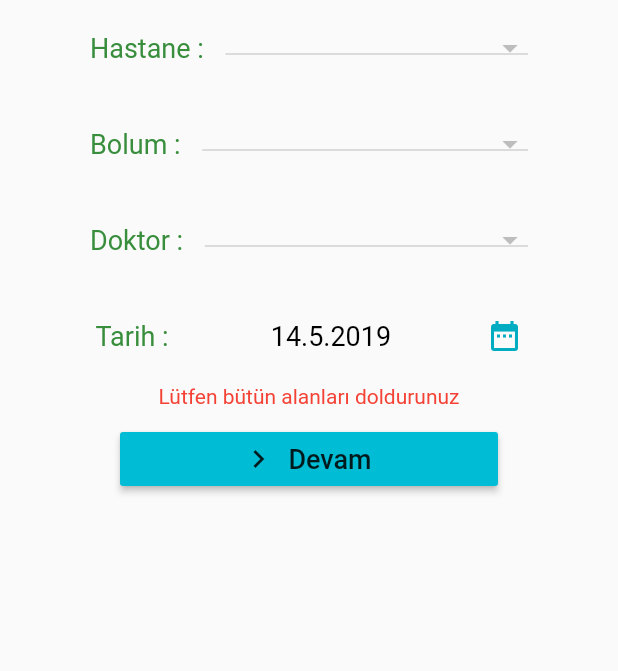
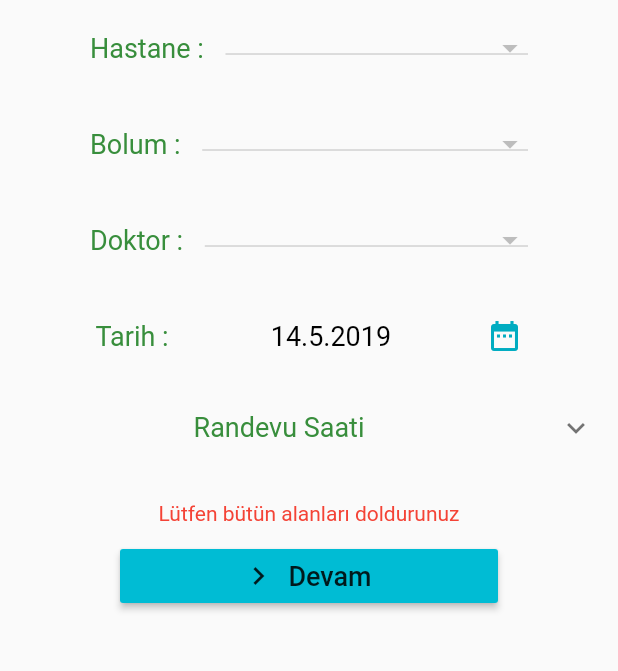
Before and after one commit to Osmancn/e_randevu, a Flutter app: the RandevuSayfasi screen opened by its route, after a tap on "Devam", on a phone screen of 412 x 824 dp, the part 186-857 px from its top. Run offline on Flutter 3.47's test engine with Material 2 defaults, Android fonts, the phone set to English and light mode, and no system bars; our stand-ins replace sqflite, synchronized; accounts and stored records are empty.

Commit message:
Randevu sayfası tamamlandı

```diff
--- a/lib/KayitOl.dart
+++ b/lib/KayitOl.dart
@@ -274,7 +274,7 @@ class _KayitOlState extends State<KayitOl> {
                     if (_KayitOnayla() && _cinsiyet != null) {
                       tcKontrol(_controllerTc.text.toString()).then((kontrol) {
                         if (kontrol) {
-                          var hasta = Hasta(_ad.toString(), _soyad, _tc, _sifre,
+                          var hasta = Hasta(_ad, _soyad, _controllerTc.text.toString(), _sifre,
                               _email, _cinsiyet);
                           hastaEkle(hasta).then((hastaID) {
                             Navigator.pushNamed(
--- a/lib/RandevuSayfasi.dart
+++ b/lib/RandevuSayfasi.dart
@@ -1,6 +1,8 @@
+import 'package:e_randevu/HastaAnaSayfa.dart';
 import 'package:e_randevu/models/Bolum.dart';
 import 'package:e_randevu/models/Doktor.dart';
 import 'package:e_randevu/models/Hastane.dart';
+import 'package:e_randevu/models/Randevu.dart';
 import 'package:e_randevu/utils/DBHelper.dart';
 import 'package:flutter/material.dart';
 
@@ -15,21 +17,40 @@ class _RandevuSayfasiState extends State<RandevuSayfasi> {
   Bolum _secilenBolum;
   Doktor _secilenDoktor;
   DateTime _secilenTarih = DateTime.now();
+  String _secilenTarihString = "";
+  int _secilenSaatId;
   List<DropdownMenuItem<Hastane>> _dDMenuItemHastane;
   List<DropdownMenuItem<Bolum>> _dDMenuItemBolum;
   List<DropdownMenuItem<Doktor>> _dDMenuItemDoktor;
+  List<String> saatAraligi;
+  List<bool> saatAktif;
 
   String _validator = "";
 
   @override
   void initState() {
     // TODO: implement initState
-    HastaleriGetir().then((hstneler){
+    HastaleriGetir().then((hstneler) {
       setState(() {
-        hastaneler=hstneler;
+        hastaneler = hstneler;
         _dDMenuItemHastane = getDropDownMenuHastane();
       });
     });
+    saatAraligi = List<String>(14);
+    saatAraligiGetir().then((value) {
+      setState(() {
+        saatAraligi = value;
+      });
+    });
+    setState(() {
+      _secilenTarihString = "" +
+          _secilenTarih.day.toString() +
+          "." +
+          _secilenTarih.month.toString() +
+          "." +
+          _secilenTarih.year.toString();
+    });
+    saatAktif = List<bool>(14);
     super.initState();
   }
 
@@ -40,6 +61,7 @@ class _RandevuSayfasiState extends State<RandevuSayfasi> {
       body: ListView(
         children: <Widget>[
           SizedBox(height: 40),
+          //Başlık
           Center(
             child: Text(
               "Randevu",
@@ -49,6 +71,7 @@ class _RandevuSayfasiState extends State<RandevuSayfasi> {
                   color: Colors.green),
             ),
           ),
+          //cbbox Hastane
           Container(
             margin: EdgeInsets.symmetric(horizontal: 60, vertical: 20),
             child: Row(
@@ -73,6 +96,7 @@ class _RandevuSayfasiState extends State<RandevuSayfasi> {
                           _dDMenuItemDoktor.clear();
                         _secilenDoktor = null;
                         _dDMenuItemBolum = getDropDownMenuBolum();
+                        _secilenSaatId = null;
                       });
                     },
                     value: _secilenHastane,
@@ -81,6 +105,7 @@ class _RandevuSayfasiState extends State<RandevuSayfasi> {
               ],
             ),
           ),
+          //cbbox Bolum
           Container(
             margin: EdgeInsets.symmetric(horizontal: 60, vertical: 20),
             child: Row(
@@ -103,6 +128,7 @@ class _RandevuSayfasiState extends State<RandevuSayfasi> {
                           _dDMenuItemDoktor.clear();
                         _secilenDoktor = null;
                         _dDMenuItemDoktor = getDropDownMenuDoktor();
+                        _secilenSaatId = null;
                       });
                     },
                     value: _secilenBolum,
@@ -111,6 +137,7 @@ class _RandevuSayfasiState extends State<RandevuSayfasi> {
               ],
             ),
           ),
+          //cbbox doktor
           Container(
             margin: EdgeInsets.symmetric(horizontal: 60, vertical: 20),
             child: Row(
@@ -128,7 +155,14 @@ class _RandevuSayfasiState extends State<RandevuSayfasi> {
                     items: _dDMenuItemDoktor,
                     onChanged: (value) {
                       setState(() {
+                        _secilenSaatId = null;
                         _secilenDoktor = value;
+                        saatAktifGetir(value.doktorID, _secilenTarihString)
+                            .then((value) {
+                          setState(() {
+                            saatAktif = value;
+                          });
+                        });
                       });
                     },
                     value: _secilenDoktor,
@@ -137,9 +171,8 @@ class _RandevuSayfasiState extends State<RandevuSayfasi> {
               ],
             ),
           ),
-          SizedBox(
-            height: 20,
-          ),
+          //Tarih
+          SizedBox(height: 20),
           Row(
             mainAxisAlignment: MainAxisAlignment.spaceEvenly,
             children: <Widget>[
@@ -148,12 +181,7 @@ class _RandevuSayfasiState extends State<RandevuSayfasi> {
                 style: TextStyle(fontSize: 18, color: Colors.green.shade700),
               ),
               Text(
-                "" +
-                    _secilenTarih.day.toString() +
-                    "." +
-                    _secilenTarih.month.toString() +
-                    "." +
-                    _secilenTarih.year.toString(),
+                _secilenTarihString,
                 style: TextStyle(fontSize: 18, color: Colors.black),
               ),
               GestureDetector(
@@ -171,7 +199,24 @@ class _RandevuSayfasiState extends State<RandevuSayfasi> {
                               DateTime.now().month + 3, DateTime.now().day))
                       .then((secilenTrh) {
                     setState(() {
-                      if (secilenTrh != null) _secilenTarih = secilenTrh;
+                      if (secilenTrh != null) {
+                        _secilenTarih = secilenTrh;
+                        _secilenSaatId = null;
+                      }
+                      _secilenTarihString = "" +
+                          _secilenTarih.day.toString() +
+                          "." +
+                          _secilenTarih.month.toString() +
+                          "." +
+                          _secilenTarih.year.toString();
+                      if (_secilenDoktor != null)
+                        saatAktifGetir(
+                                _secilenDoktor.doktorID, _secilenTarihString)
+                            .then((value) {
+                          setState(() {
+                            saatAktif = value;
+                          });
+                        });
                     });
                   });
                 },
@@ -179,6 +224,24 @@ class _RandevuSayfasiState extends State<RandevuSayfasi> {
             ],
           ),
           SizedBox(height: 20),
+          //randevu saati
+          Container(
+            child: ExpansionTile(
+                title: Center(
+                  child: Text(
+                    "Randevu Saati",
+                    style:
+                        TextStyle(fontSize: 18, color: Colors.green.shade700),
+                  ),
+                ),
+                children: <Widget>[
+                  saatler(),
+                ]),
+          ),
+          SizedBox(
+            height: 20,
+          ),
+          //validator
           Center(
             child: Text(
               _validator,
@@ -188,6 +251,7 @@ class _RandevuSayfasiState extends State<RandevuSayfasi> {
               ),
             ),
           ),
+          //randevu buton
           Container(
             margin: EdgeInsets.symmetric(vertical: 10, horizontal: 80),
             child: RaisedButton.icon(
@@ -200,10 +264,20 @@ class _RandevuSayfasiState extends State<RandevuSayfasi> {
               onPressed: () {
                 if (_secilenDoktor != null &&
                     _secilenBolum != null &&
-                    _secilenDoktor != null) {
-                  debugPrint("hastane : ${_secilenHastane.hastaneAdi}\n" +
-                      "bölüm : ${_secilenBolum.bolumAdi}\n" +
-                      "doktor : ${_secilenDoktor.ad} ${_secilenDoktor.soyad}");
+                    _secilenDoktor != null &&
+                    _secilenSaatId != null) {
+                  debugPrint("doktor : ${_secilenDoktor.doktorID}\n" +
+                      "hasta : ${HastaAnaSayfa.hastaID}" +
+                      "tarih : $_secilenTarihString\n" +
+                      "saatID : $_secilenSaatId");
+                  RandevuAl(Randevu(
+                      _secilenDoktor.doktorID,
+                      HastaAnaSayfa.hastaID,
+                      _secilenTarihString,
+                      true,
+                      _secilenSaatId)).then((value){
+                        debugPrint("\nrandevu ID :"+value.toString());
+                  });
                 } else {
                   setState(() {
                     _validator = "Lütfen bütün alanları doldurunuz";
@@ -217,11 +291,22 @@ class _RandevuSayfasiState extends State<RandevuSayfasi> {
     );
   }
 
-  Future<List<Hastane>> HastaleriGetir()async
-  {
+  Future<List<Hastane>> HastaleriGetir() async {
     var db = await DBHelper();
-    var hastanelerr=await db.getHastaneler();
+    var hastanelerr = await db.getHastaneler();
     return hastanelerr;
+  }
+
+  Future<List<String>> saatAraligiGetir() async {
+    var db = await DBHelper();
+    var s = await db.getSaatAraligi();
+    return s;
+  }
+
+  Future<List<bool>> saatAktifGetir(int doktorID, String gun) async {
+    var db = await DBHelper();
+    var s = await db.getSaatAktif(doktorID, gun);
+    return s;
   }
 
   List<DropdownMenuItem<Hastane>> getDropDownMenuHastane() {
@@ -259,4 +344,71 @@ class _RandevuSayfasiState extends State<RandevuSayfasi> {
     }
     return ddMenuDoktor;
   }
+
+  Color saatAraligiRenk(int index) {
+    if (saatAktif[index] == false) return Colors.red.shade300;
+    if (_secilenSaatId == index + 1) return Colors.green.shade300;
+    return Colors.white;
+  }
+
+  bool doktorSecildimi() {
+    if (_secilenDoktor != null)
+      return true;
+    else
+      return false;
+  }
+
+  Widget saatler() {
+    if (!doktorSecildimi())
+      return Center(
+          child: Text(
+        "ilk önce doktor seçiniz",
+        style: TextStyle(
+          fontSize: 17,
+          color: Colors.red,
+        ),
+      ));
+
+    return GridView.count(
+      shrinkWrap: true,
+      physics: ClampingScrollPhysics(),
+      crossAxisCount: 3,
+      padding: const EdgeInsets.all(20.0),
+      crossAxisSpacing: 10.0,
+      childAspectRatio: MediaQuery.of(context).size.width /
+          (MediaQuery.of(context).size.height / 4),
+      children: List.generate(
+        14,
+        (index) {
+          return Padding(
+            padding: const EdgeInsets.all(8.0),
+            child: InkWell(
+              onTap: () {
+                if (saatAktif[index] != false)
+                  setState(() {
+                    _secilenSaatId = index + 1;
+                  });
+              },
+              child: Material(
+                color: saatAraligiRenk(index),
+                elevation: 10,
+                borderRadius: BorderRadius.all(Radius.circular(10)),
+                child: Container(
+                  child: Center(
+                    child: Text("" + saatAraligi[index]),
+                  ),
+                ),
+              ),
+            ),
+          );
+        },
+      ),
+    );
+  }
+
+  Future<int> RandevuAl(Randevu randevu) async {
+    var dbhelper = await DBHelper();
+    int randevuID = await dbhelper.insertRandevu(randevu.toMap());
+    return randevuID;
+  }
 }
--- a/lib/models/Doktor.dart
+++ b/lib/models/Doktor.dart
@@ -1,6 +1,7 @@
 class Doktor{
 
   int _doktorID;
+  int hastanedekiBolumlerID;
   String ad;
   String soyad;
   String TC;
@@ -10,10 +11,10 @@ class Doktor{
   int get doktorID => _doktorID;
 
   Doktor(this.ad, this.soyad, this.TC, this.sifre,
-      this.email);
+      this.email,this.hastanedekiBolumlerID);
 
   Doktor.withID(this._doktorID, this.ad, this.soyad,
-      this.TC, this.sifre, this.email);
+      this.TC, this.sifre, this.email,this.hastanedekiBolumlerID);
 
   Doktor.fromMap(Map<String,dynamic> map)
   {
@@ -23,6 +24,7 @@ class Doktor{
     this.TC = map['doktorTC'].toString();
     this.sifre = map['doktorSifre'].toString();
     this.email = map['doktorEmail'].toString();
+    this.hastanedekiBolumlerID=int.parse(map['hastanedekiBolumlerID'].toString());
   }
 
   Map<String,dynamic> toMap()
@@ -33,7 +35,7 @@ class Doktor{
     map['doktorTC'] = TC;
     map['doktorSifre'] = sifre;
     map['doktorEmail'] = email;
-    //todo hastanedeki bolumleri ekle
+    map['hastanedekiBolumlerID']=hastanedekiBolumlerID;
     return map;
   }
 }
--- a/lib/models/Randevu.dart
+++ b/lib/models/Randevu.dart
@@ -4,15 +4,15 @@ class Randevu {
   int hastaID;
   String randevuGunu;
   bool randevuDurum;
-  String randevuSaati;
+  int saatID;
 
   int get randevuID => _randevuID;
 
   Randevu(this.doktorID, this.hastaID, this.randevuGunu, this.randevuDurum,
-      this.randevuSaati);
+      this.saatID);
 
   Randevu.withID(this._randevuID, this.doktorID, this.hastaID, this.randevuGunu,
-      this.randevuDurum, this.randevuSaati);
+      this.randevuDurum, this.saatID);
 
   Randevu.fromMap(Map<String, dynamic> map) {
     _randevuID = int.parse(map['randevuID']);
@@ -20,7 +20,7 @@ class Randevu {
     hastaID = int.parse(map['hastaID']);
     randevuGunu = map['randevuGunu'];
     randevuDurum = map['randevuAktif'] == 1 ? true : false;
-    //TODO saat ıd saate çevir
+    saatID=int.parse(map['saatID'].toString());
   }
 
   Map<String,dynamic> toMap()
@@ -30,7 +30,7 @@ class Randevu {
     map['doktorID']=doktorID;
     map['hastaID']=hastaID;
     map['randevuGunu']=randevuGunu;
-    //todo saati saatID ye çevir map['randevuSaati']=randevuSaati;
+    map['saatID']=saatID;
     map['randevuAktif']=randevuDurum;
     return map;
   }
--- a/lib/utils/DBHelper.dart
+++ b/lib/utils/DBHelper.dart
@@ -3,6 +3,7 @@ import 'package:e_randevu/models/Bolum.dart';
 import 'package:e_randevu/models/Doktor.dart';
 import 'package:e_randevu/models/Hasta.dart';
 import 'package:e_randevu/models/Hastane.dart';
+import 'package:e_randevu/models/Randevu.dart';
 import 'package:flutter/services.dart';
 import 'package:path/path.dart';
 import 'package:sqflite/sqflite.dart';
@@ -112,39 +113,60 @@ class DBHelper {
   Future<List<Hasta>> getHastalar() async {
     var hastalar = List<Hasta>();
     var db = await _getDataBase();
-    var hastalarMap=await db.query("tbl_Hasta");
-    for(int i=0;i<hastalarMap.length;i++)
-      {
+    var hastalarMap = await db.query("tbl_Hasta");
+    for (int i = 0; i < hastalarMap.length; i++) {
       hastalar.add(Hasta.fromMap(hastalarMap[i]));
     }
     return hastalar;
   }
 
-  Future<int> insertHasta(Map<String,dynamic> map)async{
-    var db=await _getDataBase();
-    var hastaID=await db.insert("tbl_Hasta", map);
+  Future<int> insertHasta(Map<String, dynamic> map) async {
+    var db = await _getDataBase();
+    var hastaID = await db.insert("tbl_Hasta", map);
     return hastaID;
   }
 
-  Future<Hasta> getHastaByTc(String tc)async
-  {
-    var db=await _getDataBase();
-    var hastaMap=await db.query("tbl_Hasta");
-    for(int i=0;i<hastaMap.length;i++)
-      {
-        if(tc==hastaMap[i]['hastaTC'])
-          return Hasta.fromMap(hastaMap[i]);
+  Future<Hasta> getHastaByTc(String tc) async {
+    var db = await _getDataBase();
+    var hastaMap = await db.query("tbl_Hasta");
+    for (int i = 0; i < hastaMap.length; i++) {
+      if (tc == hastaMap[i]['hastaTC']) return Hasta.fromMap(hastaMap[i]);
     }
     return null;
-
-
   }
 
-  Future<Hasta> getHastaByID(int id)async
-  {
-    var db=await _getDataBase();
-    var hastaMap=await db.query("tbl_Hasta",where: 'hastaID = ?',whereArgs: [id]);
+  Future<Hasta> getHastaByID(int id) async {
+    var db = await _getDataBase();
+    var hastaMap =
+        await db.query("tbl_Hasta", where: 'hastaID = ?', whereArgs: [id]);
     return Hasta.fromMap(hastaMap[0]);
   }
 
+  Future<List<String>> getSaatAraligi() async {
+    var db = await _getDataBase();
+    var saatMap = await db.query("tbl_RandevuSaat");
+    var list = List<String>();
+    for (int i = 0; i < saatMap.length; i++)
+      list.add(saatMap[i]['saatAraligi'].toString());
+    return list;
   }
+
+  Future<List<bool>> getSaatAktif(int doktorID, String gun) async {
+    var db = await _getDataBase();
+    var randevuMap = await db.query("tbl_Randevu",
+        where: 'doktorID = ? AND randevuGunu = ?', whereArgs: [doktorID, gun]);
+    var list=List<bool>(14);
+    for(int i=0;i<randevuMap.length;i++)
+      {
+        int index=int.parse(randevuMap[i]['saatID'].toString())-1;
+        list[index]=false;
+      }
+    return list;
+  }
+  Future<int> insertRandevu(Map<String,dynamic> randevu)
+  async {
+    var db=await _getDataBase();
+    int randevuID=await db.insert("tbl_Randevu", randevu);
+    return randevuID;
+  }
+}
```
Lines whose indentation alone changed are shown as unchanged.
